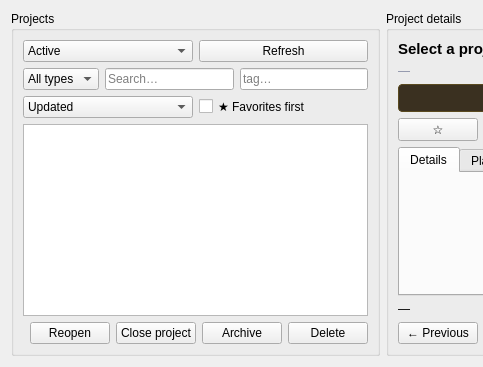
Old version of the form nightscribe/gui/ui/projects_tab.ui in the repository irydeo/nightscribe; both pictures show x 0 to 483 and y 0 to 367 of the 766 by 367 pixel window.
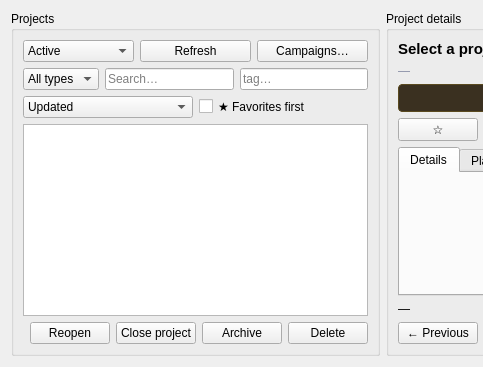
New version of the form.

Commit message: Gui: campaign manager dialog skeleton + Tools/hub access (ADR-035, subplan VC.4)

```diff
--- a/nightscribe/gui/ui/projects_tab.ui
+++ b/nightscribe/gui/ui/projects_tab.ui
@@ -19,6 +19,7 @@
           </widget>
          </item>
          <item><widget class="QPushButton" name="btn_refresh"><property name="text"><string>Refresh</string></property></widget></item>
+          <item><widget class="QPushButton" name="btn_campaigns"><property name="text"><string>Campaigns…</string></property></widget></item>
         </layout>
        </item>
        <item>
```
Lines whose indentation alone changed are shown as unchanged. The commit also changes 9 other files.
